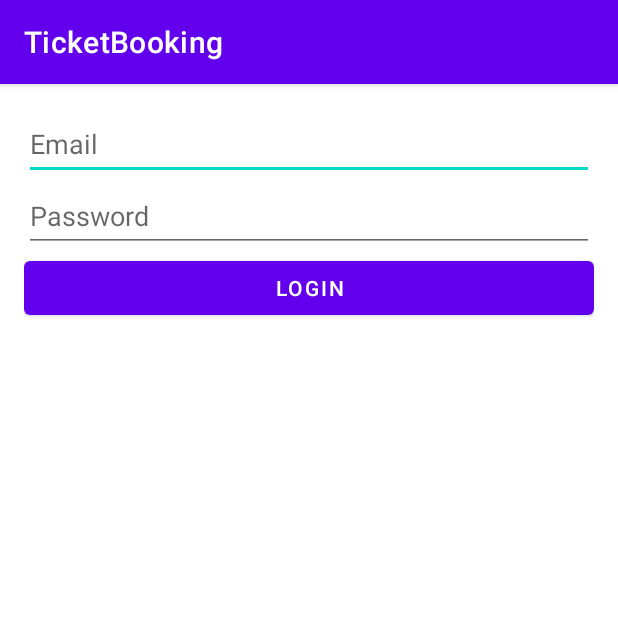
After one commit to HaLBH176637/PRM392, an Android app: the LoginActivity screen opened directly, with no data from a screen before it, on a phone screen of 412 x 824 dp, the top half of it. The commit adds this screen. Run offline under Robolectric (Android 15) with nearby library versions, the phone set to English and light mode, and no system bars; our stand-ins replace Firebase (no records; nobody signed in at launch, a user with empty details on screens opened directly).

Commit message:
BE Book Seat

```diff
--- a/app/src/main/AndroidManifest.xml
+++ b/app/src/main/AndroidManifest.xml
@@ -22,6 +22,9 @@
             android:name=".Activity.MainActivity"
             android:exported="false" />
         <activity
+            android:name=".Activity.LoginActivity"
+            android:exported="false"/>
+        <activity
             android:name=".Activity.IntroActivity"
             android:exported="true">
             <intent-filter>
--- /dev/null
+++ b/app/src/main/res/layout/activity_login.xml
@@ -0,0 +1,33 @@
+<?xml version="1.0" encoding="utf-8"?>
+<androidx.constraintlayout.widget.ConstraintLayout xmlns:android="http://schemas.android.com/apk/res/android"
+    android:layout_width="match_parent"
+    android:layout_height="match_parent">
+    <LinearLayout
+        android:layout_width="match_parent"
+        android:layout_height="match_parent"
+        android:orientation="vertical"
+        android:padding="16dp">
+
+        <EditText
+            android:id="@+id/emailEditText"
+            android:layout_width="match_parent"
+            android:layout_height="wrap_content"
+            android:hint="Email"
+            android:minHeight="48dp" />
+
+        <EditText
+            android:id="@+id/passwordEditText"
+            android:layout_width="match_parent"
+            android:layout_height="wrap_content"
+            android:hint="Password"
+            android:inputType="textPassword"
+            android:minHeight="48dp" />
+
+        <Button
+            android:id="@+id/loginButton"
+            android:layout_width="match_parent"
+            android:layout_height="wrap_content"
+            android:text="Login" />
+    </LinearLayout>
+
+</androidx.constraintlayout.widget.ConstraintLayout>
```
Also changed, not shown: app/src/main/java/com/example/ticketbooking/Activity/LoginActivity.kt (added, +69 -0 lines), app/src/main/java/com/example/ticketbooking/Activity/MainActivity.kt (+22 -1 lines).
